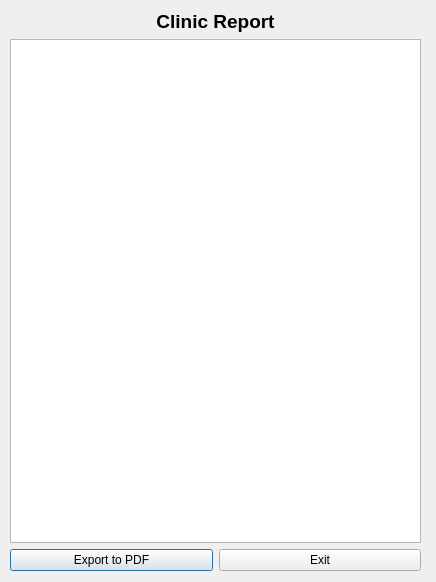
The window that uic/report.ui (xyang-github/INR_Tracker) describes before a commit, drawn with Qt 5.
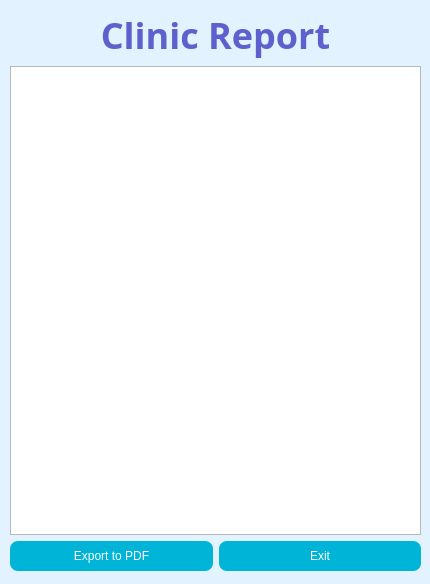
The same window after the commit. Icons and pictures are not drawn.

Commit message: updated new report ui design

Patch:
```diff
--- a/uic/report.ui
+++ b/uic/report.ui
@@ -6,14 +6,108 @@
    <rect>
     <x>0</x>
     <y>0</y>
-    <width>436</width>
-    <height>582</height>
+    <width>430</width>
+    <height>584</height>
    </rect>
   </property>
+  <property name="palette">
+   <palette>
+    <active>
+     <colorrole role="Base">
+      <brush brushstyle="SolidPattern">
+       <color alpha="255">
+        <red>255</red>
+        <green>255</green>
+        <blue>255</blue>
+       </color>
+      </brush>
+     </colorrole>
+     <colorrole role="Window">
+      <brush brushstyle="SolidPattern">
+       <color alpha="255">
+        <red>226</red>
+        <green>242</green>
+        <blue>255</blue>
+       </color>
+      </brush>
+     </colorrole>
+    </active>
+    <inactive>
+     <colorrole role="Base">
+      <brush brushstyle="SolidPattern">
+       <color alpha="255">
+        <red>255</red>
+        <green>255</green>
+        <blue>255</blue>
+       </color>
+      </brush>
+     </colorrole>
+     <colorrole role="Window">
+      <brush brushstyle="SolidPattern">
+       <color alpha="255">
+        <red>226</red>
+        <green>242</green>
+        <blue>255</blue>
+       </color>
+      </brush>
+     </colorrole>
+    </inactive>
+    <disabled>
+     <colorrole role="Base">
+      <brush brushstyle="SolidPattern">
+       <color alpha="255">
+        <red>226</red>
+        <green>242</green>
+        <blue>255</blue>
+       </color>
+      </brush>
+     </colorrole>
+     <colorrole role="Window">
+      <brush brushstyle="SolidPattern">
+       <color alpha="255">
+        <red>226</red>
+        <green>242</green>
+        <blue>255</blue>
+       </color>
+      </brush>
+     </colorrole>
+    </disabled>
+   </palette>
+  </property>
   <property name="windowTitle">
    <string>Clinic Report</string>
   </property>
-  <widget class="QWidget" name="">
+  <property name="styleSheet">
+   <string notr="true">QPushButton {
+	background-color: #00b4d8;
+	color: white;
+	border-radius: 8px;
+	font-family: &quot;Readex Pro&quot;;
+	font: 12px;
+}
+
+QPushButton::hover{
+	border: 3px solid #0077b6;
+}
+
+QLineEdit {
+	border: 2px  solid gray;
+	border-radius: 10px;
+	padding: 10px;
+	font-family:  &quot;Readex Pro&quot;;
+	font: 12px;
+
+}
+
+QLabel {
+	color: #5E60CE;
+	font-family: &quot;Raleway&quot;;
+	font-size: 36px;	
+	font-weight: bold;
+	margin: 0;
+}</string>
+  </property>
+  <widget class="QWidget" name="layoutWidget">
    <property name="geometry">
     <rect>
      <x>10</x>
@@ -27,7 +121,8 @@
      <widget class="QLabel" name="lblHeader">
       <property name="font">
        <font>
-        <pointsize>14</pointsize>
+        <family>Raleway</family>
+        <pointsize>-1</pointsize>
         <weight>75</weight>
         <bold>true</bold>
        </font>
@@ -51,6 +146,12 @@
      <layout class="QHBoxLayout" name="lytButtons">
       <item>
        <widget class="QPushButton" name="btnPDF">
+        <property name="minimumSize">
+         <size>
+          <width>0</width>
+          <height>30</height>
+         </size>
+        </property>
         <property name="text">
          <string>Export to PDF</string>
         </property>
@@ -58,6 +159,12 @@
       </item>
       <item>
        <widget class="QPushButton" name="btnExit">
+        <property name="minimumSize">
+         <size>
+          <width>0</width>
+          <height>30</height>
+         </size>
+        </property>
         <property name="text">
          <string>Exit</string>
         </property>
```
Left out of the diff: 8 changed lines with no effect on the pictures. The commit also changes 1 other file.
